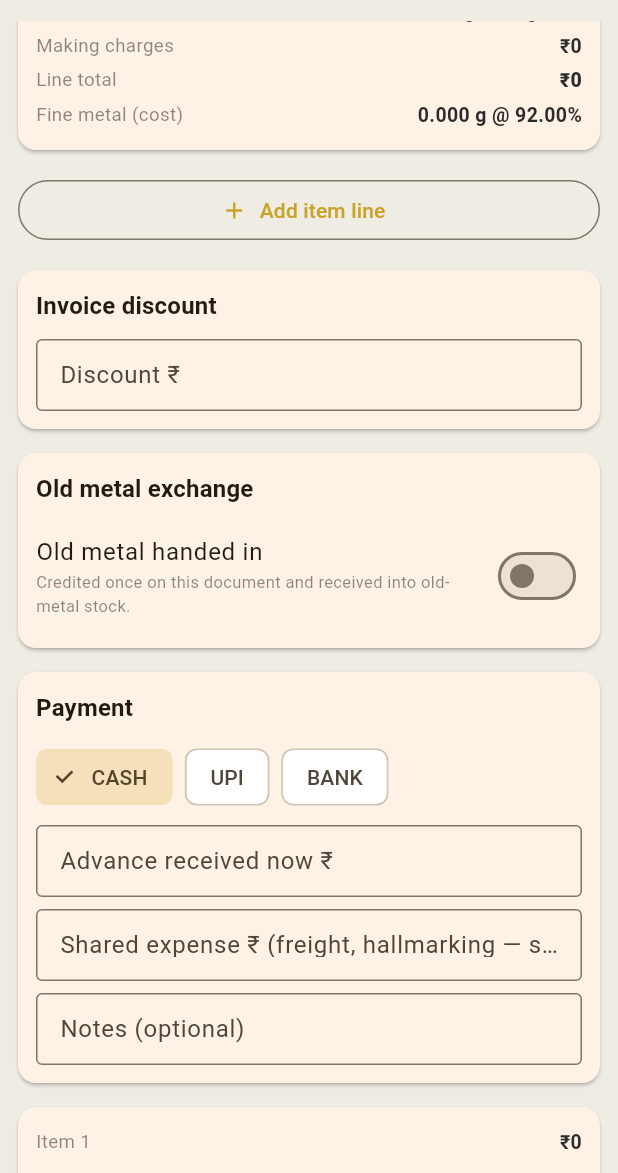
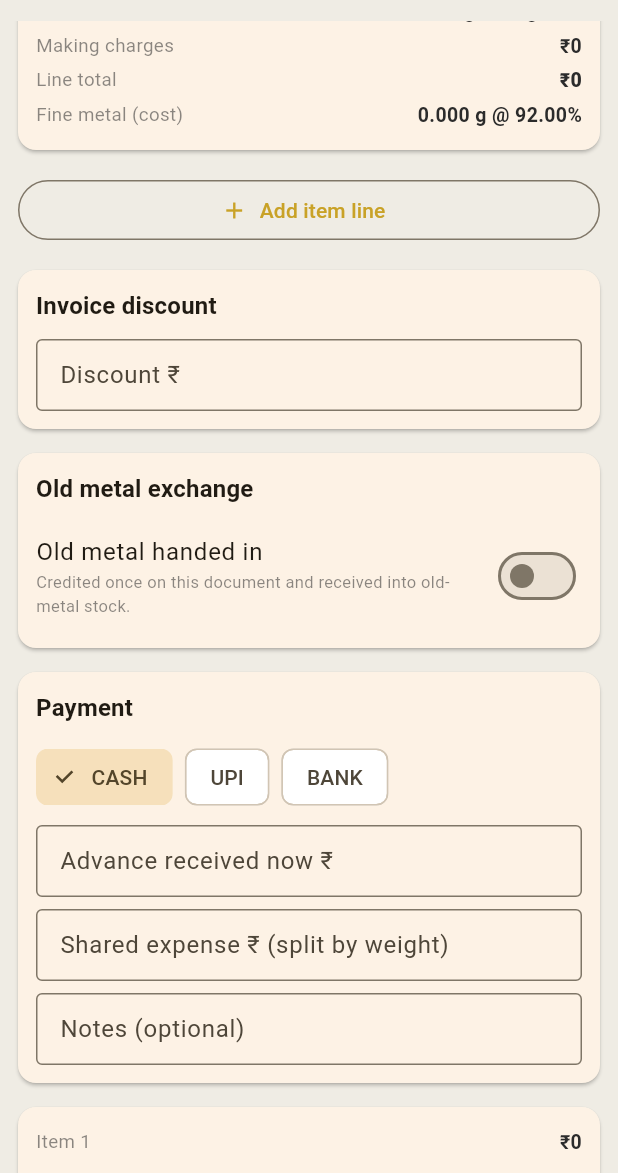
Before and after one commit to ShyberDev/Jew_Pawn-Lending-Suite, a Flutter app: the JewelleryInvoiceScreen screen opened directly, scrolled down 1152 dp, on a phone screen of 412 x 824 dp, the part 63-1236 px from its top. Run offline on Flutter 3.47's test engine with Material 3 defaults, Android fonts, the phone set to English and light mode, and no system bars; our stand-ins replace flutter_local_notifications, flutter_map, flutter_secure_storage, image_picker, latlong2, local_auth and 7 more; missing offline and left inert: google_mlkit_document_scanner, google_mlkit_text_recognition; accounts and stored records are empty; project files that could hold a hidden picture were left out.

Commit message:
fix(jewellery): shorten the shared-expense label so it is not cut off (#075)
On the phone the new field read "…freight, hallmarking — split by wei…". The
hint is now "Shared expense ₹ (split by weight)" and the build is remade as
v1.4.8; nothing else changes.

Generated with Codebuff 🤖
Co-Authored-By: Codebuff <noreply@codebuff.com>

```diff
--- a/mobile/jewellery_suite/lib/features/jewellery/screens/jewellery_invoice_screen.dart
+++ b/mobile/jewellery_suite/lib/features/jewellery/screens/jewellery_invoice_screen.dart
@@ -545,8 +545,8 @@ class _JewelleryInvoiceScreenState extends State<JewelleryInvoiceScreen> {
                 controller: _shared,
                 keyboardType:
                     const TextInputType.numberWithOptions(decimal: true),
-                decoration: fieldDecoration(
-                    'Shared expense ₹ (freight, hallmarking — split by weight)'),
+                decoration:
+                    fieldDecoration('Shared expense ₹ (split by weight)'),
                 onChanged: (_) => setState(() {}),
               ),
               const SizedBox(height: 8),
--- a/mobile/jewellery_suite/pubspec.yaml
+++ b/mobile/jewellery_suite/pubspec.yaml
@@ -1,7 +1,7 @@
 name: jewellery_suite
 description: "Offline-first mobile app for the Jewellery + Pawn + Khatabook + Lending suite."
 publish_to: "none"
-version: 1.4.7+59
+version: 1.4.8+60
 
 environment:
   sdk: ">=3.5.0 <4.0.0"
```
Also changed, not shown: 1 other file.
